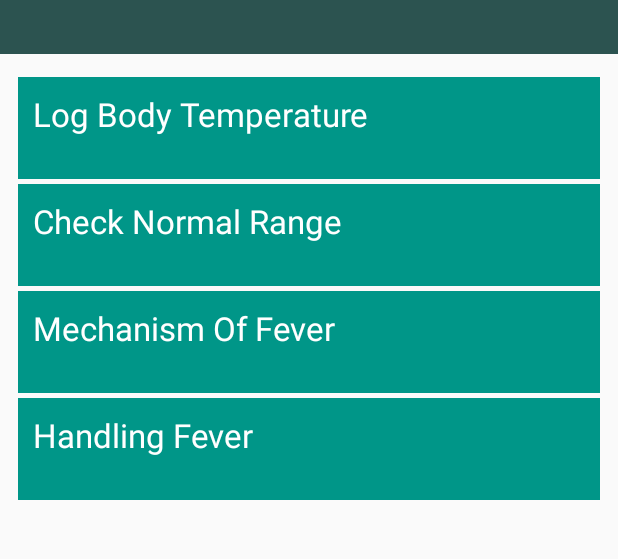
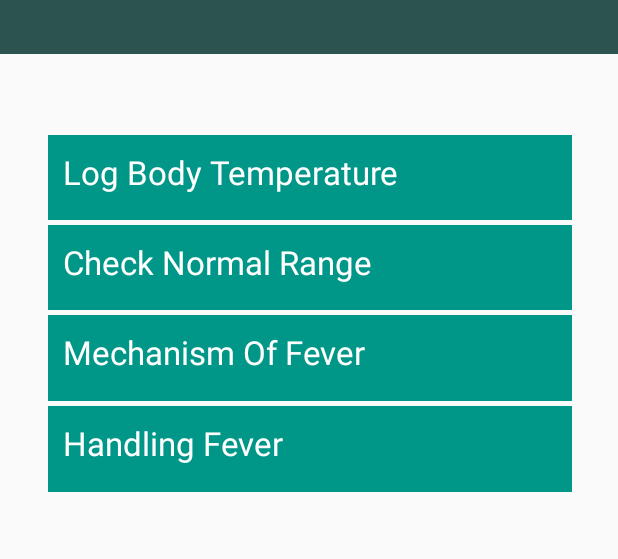
Before and after one commit to RyuseiInoue/BTTracker, an Android app: the screen it shows after launch (MainActivity), on a phone screen of 412 x 824 dp, the part 375-934 px from its top. Run offline under Robolectric (Android 15) with nearby library versions, the phone set to English and light mode, and no system bars.

Commit message:
Somehow I had a problem where some of the previous ones were not updated.
I did COMMIT and PUSH once again for trying to fix not updated parts.  (So, I changed the layout of main activity a little.)

I can't check by myself, so I plan to have my teacher check on Friday next week.

```diff
--- a/app/src/main/res/layout/activity_main.xml
+++ b/app/src/main/res/layout/activity_main.xml
@@ -41,15 +41,15 @@
         app:srcCompat="@android:drawable/btn_star" />
 
     <LinearLayout
-        android:layout_width="388dp"
-        android:layout_height="282dp"
+        android:layout_width="349dp"
+        android:layout_height="238dp"
         android:orientation="vertical"
         app:layout_constraintBottom_toBottomOf="parent"
         app:layout_constraintEnd_toEndOf="parent"
         app:layout_constraintHorizontal_bias="0.51"
         app:layout_constraintStart_toStartOf="parent"
         app:layout_constraintTop_toBottomOf="@+id/titleBackground"
-        app:layout_constraintVertical_bias="0.060000002">
+        app:layout_constraintVertical_bias="0.18">
 
         <TextView
             android:id="@+id/MainButtun1"
```
